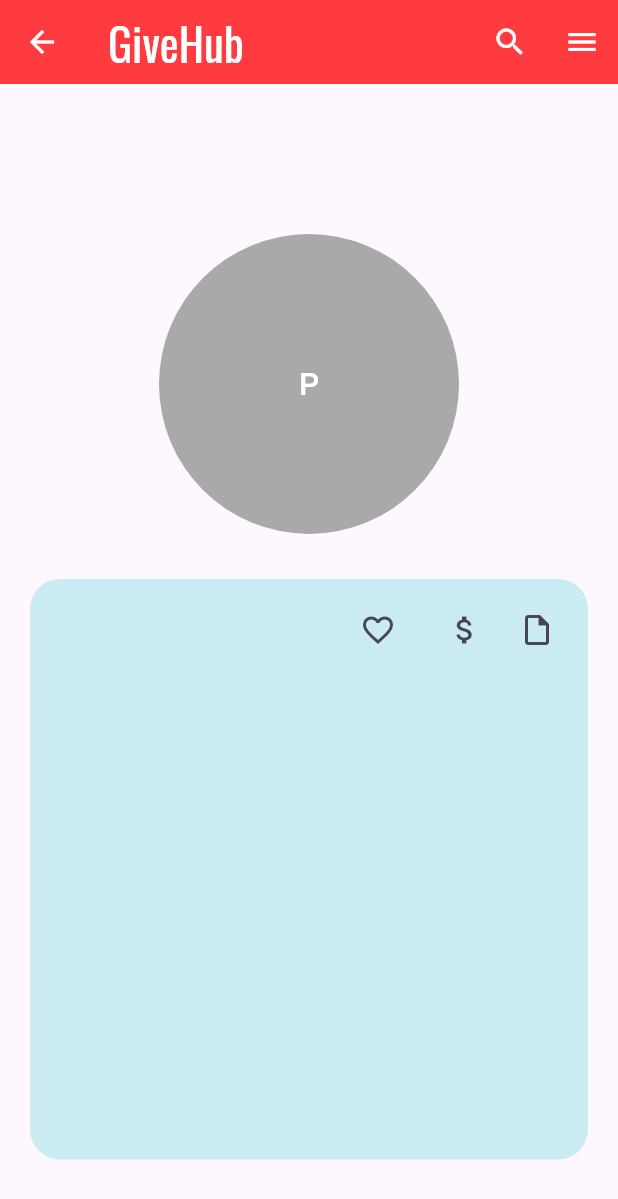
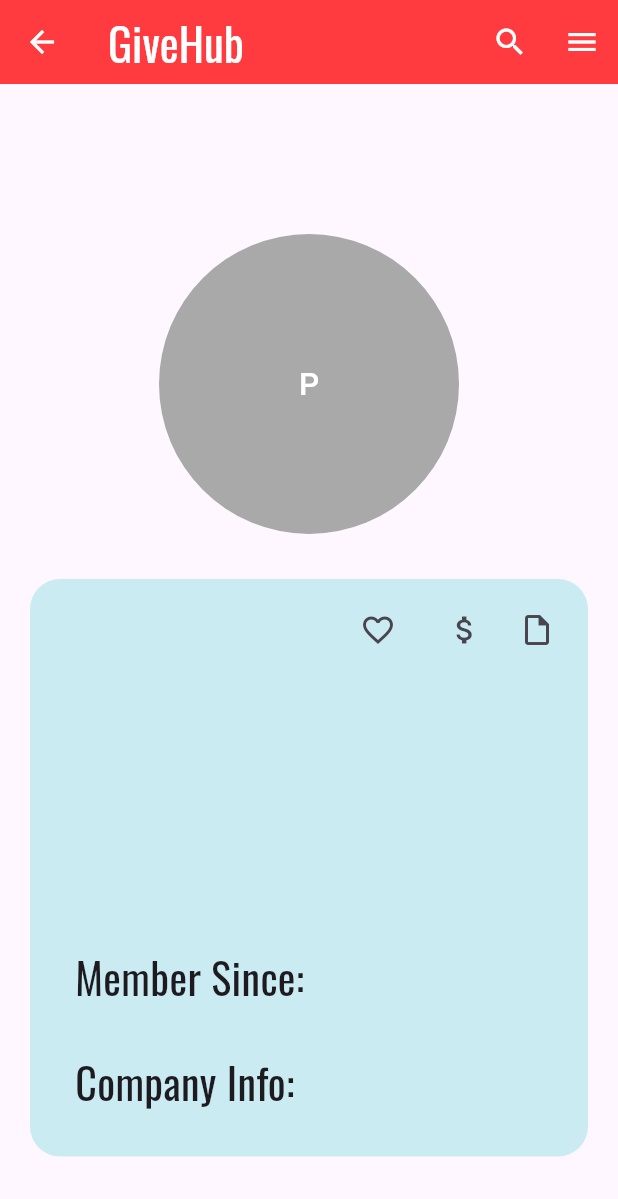
Before and after one commit to htthuyen/senior_design, a Flutter app: the CompanyProfilePage screen opened by its route, on a phone screen of 412 x 824 dp. Shown: the top 1199 px of the screen. Run offline on Flutter 3.47's test engine with Material 3 defaults, Android fonts, the phone set to English and light mode, and no system bars; our stand-ins replace firebase_analytics, firebase_auth, firebase_core, firebase_database, firebase_messaging, google_fonts and 2 more; missing offline and left inert: dart:html, dart:js_interop; accounts and stored records are empty.

Commit message:
Update companyprofilepage.dart

```diff
--- a/lib/webpages/company_donor/companyprofilepage.dart
+++ b/lib/webpages/company_donor/companyprofilepage.dart
@@ -60,9 +60,9 @@
       setState((){
         name = '$userName';
         email = '$userEmail';
-        member = 'Member Since: ' + '$userMembership';
+        member = '$userMembership';
         phone = '$userPhone';
-        companyInfo = 'Company Info';
+        companyInfo = '';
 
       });
     });
@@ -155,12 +155,12 @@
                         ),
                         SizedBox(height: 30),
                         Text(
-                          member,
+                          'Member Since: ' + member,
                           style: GoogleFonts.oswald(fontSize: 28),
                         ),
                         SizedBox(height: 30),
                         Text(
-                          companyInfo,
+                          'Company Info: ' + companyInfo,
                           style: GoogleFonts.oswald(fontSize: 28),
                         ),
                       ],
```
